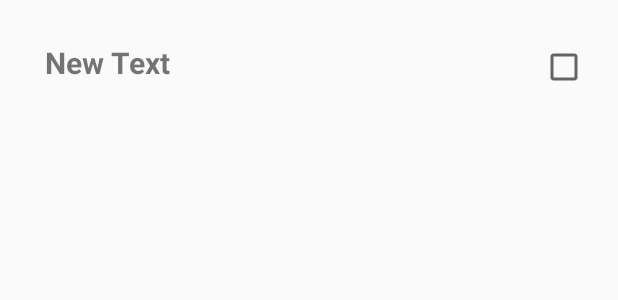
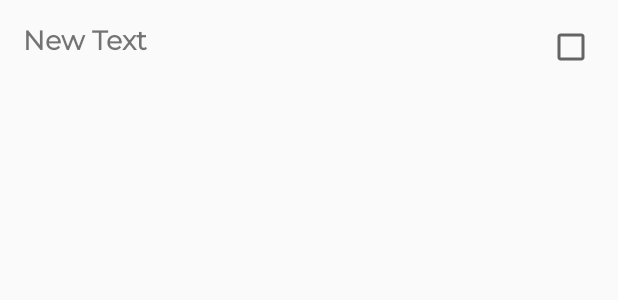
Before and after one commit to qt2514/ClientProject-master, an Android app: the layout time_slot_list_view.xml on its own in the app's theme, with its tools: preview values and no code run, on a phone screen of 412 x 824 dp. Shown: the top 300 px of the screen. Run offline under Robolectric (Android 15) with nearby library versions, the phone set to English and light mode, and no system bars; network calls fail.

Commit message:
Commiting on Check of new repo

```diff
--- a/app/src/main/res/layout/time_slot_list_view.xml
+++ b/app/src/main/res/layout/time_slot_list_view.xml
@@ -11,32 +11,28 @@
         android:layout_alignParentTop="true"
         android:layout_alignParentLeft="true"
         android:layout_alignParentStart="true"
-        android:layout_marginLeft="30dp"
-        android:textSize="20sp"
+        android:textSize="18sp"
+        android:fontFamily="@font/montserrat"
         android:textStyle="bold"
-        android:layout_marginStart="30dp"
-        android:layout_marginTop="28dp" />
+        android:ellipsize="end"
+    android:maxEms="22"
+    android:singleLine="true"
+        android:layout_marginStart="15dp"
+        android:layout_marginTop="15dp" />
     <TextView
         android:layout_width="wrap_content"
         android:layout_height="wrap_content"
-        android:text="New Text"
+
         android:id="@+id/subjectid"
         android:visibility="invisible"
-        android:layout_alignParentTop="true"
-        android:layout_alignParentLeft="true"
-        android:layout_alignParentStart="true"
-        android:layout_marginLeft="30dp"
-        android:textSize="20sp"
-        android:textStyle="bold"
-        android:layout_marginStart="30dp"
-        android:layout_marginTop="28dp" />
+   />
     <CheckBox
         android:layout_width="wrap_content"
         android:layout_height="wrap_content"
-        android:text=""
         android:focusable="false"
+        android:clickable="false"
         android:id="@+id/checkBox"
-        android:layout_marginRight="20dp"
+        android:layout_marginRight="15dp"
         android:layout_marginBottom="-5dp"
         android:layout_alignBottom="@+id/subjectname"
         android:layout_alignParentRight="true"
```
Also changed, not shown: app/src/main/java/com/twotr/twotr/tutorfiles/MultiSubjectSpinner.java (+23 -23 lines), app/src/main/java/com/twotr/twotr/tutorfiles/Profile_Edit_Personal.java (+23 -12 lines), app/src/main/java/com/twotr/twotr/tutorfiles/Profile_Edit_Professional.java (+26 -9 lines), app/src/main/res/layout/content_multi_subject_spinner.xml (+18 -1 lines), app/src/main/res/layout/content_profile__edit__personal.xml (+50 -46 lines).
